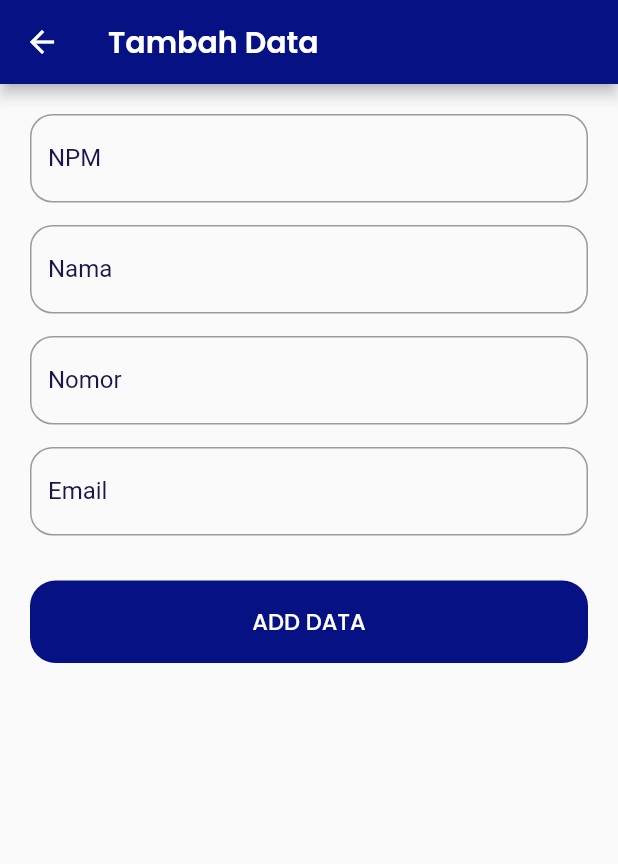
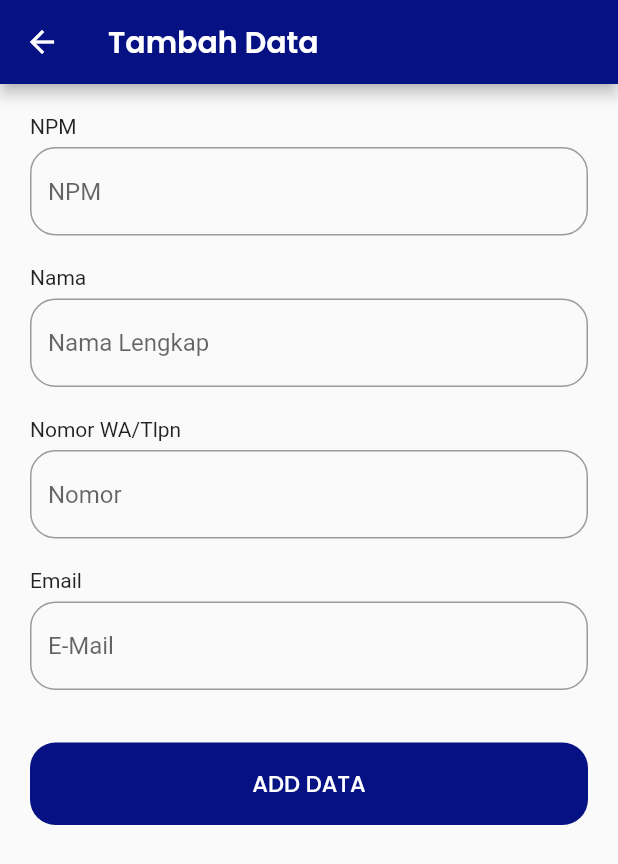
Before and after one commit to al-chakim/GetX-API, a Flutter app: the Add screen opened by its route, on a phone screen of 412 x 824 dp. Shown: the top 864 px of the screen. Run offline on Flutter 3.47's test engine with Material 2 defaults, Android fonts, the phone set to English and light mode, and no system bars; our stand-ins replace get, google_fonts.

Commit message:
pake component form and button

```diff
--- a/lib/controllers/dataC.dart
+++ b/lib/controllers/dataC.dart
@@ -1,6 +1,7 @@
 import 'package:flutter/material.dart';
 import 'package:get/get.dart';
 import 'package:getx_api/models/data.dart';
+import 'package:getx_api/ui/themes/color.dart';
 
 class DatasC extends GetxController {
   var datas = List<Data>.empty().obs;
@@ -71,10 +72,21 @@ class DatasC extends GetxController {
   Future<bool> delete(String id) async {
     bool _deleted = false;
     await Get.defaultDialog(
+      buttonColor: Colors.white,
+      backgroundColor: bitu,
+      cancelTextColor: Colors.white,
+      contentPadding: const EdgeInsets.all(20),
       title: "DELETE",
+      titleStyle: const TextStyle(
+        color: Colors.white,
+      ),
+      titlePadding: const EdgeInsets.only(top: 20),
       middleText: "Apakah anda yakin akan menghapus data ini?",
+      middleTextStyle: const TextStyle(
+        color: Colors.white,
+      ),
       textConfirm: "Ya",
-      confirmTextColor: Colors.white,
+      confirmTextColor: Colors.red,
       onConfirm: () {
         datas.removeWhere((element) => element.id == id);
         _deleted = true;
@@ -82,6 +94,15 @@ class DatasC extends GetxController {
       },
       textCancel: "Tidak",
     );
+
+    // await Get.dialog(
+    //   AlertDialog(
+    //     title: Text('Judul'),
+    //     content: Text('Isi pesan'),
+    //     actions: [],
+    //   ),
+    // );
+
     return _deleted;
   }
 }
--- a/lib/ui/componens/button.dart
+++ b/lib/ui/components/button.dart
@@ -1,5 +1,5 @@
 import 'package:flutter/material.dart';
-import 'package:getx_api/ui/colors/color.dart';
+import 'package:getx_api/ui/themes/color.dart';
 
 class CustomButton extends StatelessWidget {
   final String title;
--- a/lib/ui/componens/form.dart
+++ b/lib/ui/components/form.dart
@@ -1,7 +1,7 @@
 import 'package:flutter/material.dart';
 import 'package:getx_api/controllers/addC.dart';
 import 'package:getx_api/controllers/dataC.dart';
-import 'package:getx_api/ui/colors/color.dart';
+import 'package:getx_api/ui/themes/color.dart';
 import 'package:get/get.dart';
 
 class CustomForm extends StatelessWidget {
--- a/lib/ui/pages/add.dart
+++ b/lib/ui/pages/add.dart
@@ -2,8 +2,9 @@ import 'package:flutter/material.dart';
 import 'package:get/get.dart';
 import 'package:getx_api/controllers/addC.dart';
 import 'package:getx_api/controllers/dataC.dart';
-import 'package:getx_api/ui/colors/color.dart';
-import 'package:getx_api/ui/componens/button.dart';
+import 'package:getx_api/ui/components/form.dart';
+import 'package:getx_api/ui/themes/color.dart';
+import 'package:getx_api/ui/components/button.dart';
 // import 'package:getx_api/ui/componens/form.dart';
 
 class Add extends StatelessWidget {
@@ -29,121 +30,106 @@ class Add extends StatelessWidget {
               padding: const EdgeInsets.all(20),
               child: Column(
                 children: [
-                  TextField(
-                    cursorColor: item,
-                    controller: addp.npmC,
-                    autocorrect: false,
-                    decoration: InputDecoration(
-                      labelText: 'NPM',
-                      labelStyle: TextStyle(color: item),
-                      border: OutlineInputBorder(
-                        borderRadius: BorderRadius.circular(15),
-                      ),
-                      focusedBorder: OutlineInputBorder(
-                        borderRadius: BorderRadius.circular(defaultRadius),
-                        borderSide: BorderSide(color: bitu),
-                      ),
-                    ),
-                  ),
-                  SizedBox(
-                    height: 15,
-                  ),
-                  TextField(
-                    cursorColor: item,
-                    controller: addp.namaC,
-                    autocorrect: false,
-                    decoration: InputDecoration(
-                      labelText: 'Nama',
-                      labelStyle: TextStyle(color: item),
-                      border: OutlineInputBorder(
-                        borderRadius: BorderRadius.circular(15),
-                      ),
-                      focusedBorder: OutlineInputBorder(
-                        borderRadius: BorderRadius.circular(defaultRadius),
-                        borderSide: BorderSide(color: bitu),
-                      ),
-                    ),
-                  ),
-                  SizedBox(
-                    height: 15,
-                  ),
-                  TextField(
-                    cursorColor: item,
-                    controller: addp.nomerC,
-                    keyboardType: TextInputType.phone,
-                    autocorrect: false,
-                    decoration: InputDecoration(
-                      // hintText: 'NPM',
-                      labelText: 'Nomor',
-                      labelStyle: TextStyle(color: item),
-                      border: OutlineInputBorder(
-                        borderRadius: BorderRadius.circular(15),
-                      ),
-                      focusedBorder: OutlineInputBorder(
-                        borderRadius: BorderRadius.circular(defaultRadius),
-                        borderSide: BorderSide(color: bitu),
-                      ),
-                    ),
-                  ),
-                  SizedBox(
-                    height: 15,
-                  ),
-                  TextField(
-                    cursorColor: item,
-                    keyboardType: TextInputType.emailAddress,
-                    controller: addp.emailC,
-                    autocorrect: false,
-                    decoration: InputDecoration(
-                      // hintText: 'NPM',
-                      labelText: 'Email',
-                      labelStyle: TextStyle(color: item),
-                      border: OutlineInputBorder(
-                        borderRadius: BorderRadius.circular(15),
-                      ),
-                      focusedBorder: OutlineInputBorder(
-                        borderRadius: BorderRadius.circular(defaultRadius),
-                        borderSide: BorderSide(color: bitu),
-                      ),
-                    ),
-                    // onEditingComplete: () {
-                    //   datap.add(
-                    //     addp.npmC.text,
-                    //     addp.namaC.text,
-                    //     addp.nomerC.text,
-                    //     addp.emailC.text,
-                    //   );
-                    // },
-                  ),
-                  SizedBox(
-                    height: 15,
-                  ),
+                  // TextField(
+                  //   cursorColor: item,
+                  //   controller: addp.npmC,
+                  //   autocorrect: false,
+                  //   decoration: InputDecoration(
+                  //     labelText: 'NPM',
+                  //     labelStyle: TextStyle(color: item),
+                  //     border: OutlineInputBorder(
+                  //       borderRadius: BorderRadius.circular(15),
+                  //     ),
+                  //     focusedBorder: OutlineInputBorder(
+                  //       borderRadius: BorderRadius.circular(defaultRadius),
+                  //       borderSide: BorderSide(color: bitu),
+                  //     ),
+                  //   ),
+                  // ),
+                  // SizedBox(
+                  //   height: 15,
+                  // ),
+                  // TextField(
+                  //   cursorColor: item,
+                  //   controller: addp.namaC,
+                  //   autocorrect: false,
+                  //   decoration: InputDecoration(
+                  //     labelText: 'Nama',
+                  //     labelStyle: TextStyle(color: item),
+                  //     border: OutlineInputBorder(
+                  //       borderRadius: BorderRadius.circular(15),
+                  //     ),
+                  //     focusedBorder: OutlineInputBorder(
+                  //       borderRadius: BorderRadius.circular(defaultRadius),
+                  //       borderSide: BorderSide(color: bitu),
+                  //     ),
+                  //   ),
+                  // ),
+                  // SizedBox(
+                  //   height: 15,
+                  // ),
+                  // TextField(
+                  //   cursorColor: item,
+                  //   controller: addp.nomerC,
+                  //   keyboardType: TextInputType.phone,
+                  //   autocorrect: false,
+                  //   decoration: InputDecoration(
+                  //     // hintText: 'NPM',
+                  //     labelText: 'Nomor',
+                  //     labelStyle: TextStyle(color: item),
+                  //     border: OutlineInputBorder(
+                  //       borderRadius: BorderRadius.circular(15),
+                  //     ),
+                  //     focusedBorder: OutlineInputBorder(
+                  //       borderRadius: BorderRadius.circular(defaultRadius),
+                  //       borderSide: BorderSide(color: bitu),
+                  //     ),
+                  //   ),
+                  // ),
+                  // SizedBox(
+                  //   height: 15,
+                  // ),
+                  // TextField(
+                  //   cursorColor: item,
+                  //   keyboardType: TextInputType.emailAddress,
+                  //   controller: addp.emailC,
+                  //   autocorrect: false,
+                  //   decoration: InputDecoration(
+                  //     // hintText: 'NPM',
+                  //     labelText: 'Email',
+                  //     labelStyle: TextStyle(color: item),
+                  //     border: OutlineInputBorder(
+                  //       borderRadius: BorderRadius.circular(15),
+                  //     ),
+                  //     focusedBorder: OutlineInputBorder(
+                  //       borderRadius: BorderRadius.circular(defaultRadius),
+                  //       borderSide: BorderSide(color: bitu),
+                  //     ),
+                  //   ),
+                  // ),
 
                   // with component useless
 
-                  // CustomForm(
-                  //   title: "NPM",
-                  //   hintText: "NPM",
-                  //   controller: addP.npmC,
-                  // ),
-                  // CustomForm(
-                  //   title: "Nama",
-                  //   hintText: "Nama Lengkap",
-                  //   controller: addP.namaC,
-                  // ),
-                  // CustomForm(
-                  //   title: "Nomor WA/Tlpn",
-                  //   hintText: "Nomor",
-                  //   controller: addP.nomerC,
-                  // ),
-                  // CustomForm(
-                  //   title: "Email",
-                  //   hintText: "E-Mail",
-                  //   controller: addP.emailC,
-                  // ),
-                  // ElevatedButton(
-                  //   onPressed: () {},
-                  //   child: Text('ADD DATA'),
-                  // ),
+                  CustomForm(
+                    title: "NPM",
+                    hintText: "NPM",
+                    controller: addp.npmC,
+                  ),
+                  CustomForm(
+                    title: "Nama",
+                    hintText: "Nama Lengkap",
+                    controller: addp.namaC,
+                  ),
+                  CustomForm(
+                    title: "Nomor WA/Tlpn",
+                    hintText: "Nomor",
+                    controller: addp.nomerC,
+                  ),
+                  CustomForm(
+                    title: "Email",
+                    hintText: "E-Mail",
+                    controller: addp.emailC,
+                  ),
 
                   // Custom Button
                   CustomButton(
--- a/lib/ui/pages/detail.dart
+++ b/lib/ui/pages/detail.dart
@@ -1,6 +1,6 @@
 import 'package:flutter/material.dart';
 import 'package:get/get.dart';
-import 'package:getx_api/ui/colors/color.dart';
+import 'package:getx_api/ui/themes/color.dart';
 
 class Detail extends StatelessWidget {
   @override
--- a/lib/ui/pages/home.dart
+++ b/lib/ui/pages/home.dart
@@ -2,7 +2,7 @@ import 'package:flutter/material.dart';
 import 'package:get/get.dart';
 import 'package:getx_api/controllers/dataC.dart';
 import 'package:getx_api/routes/name.dart';
-import 'package:getx_api/ui/colors/color.dart';
+import 'package:getx_api/ui/themes/color.dart';
 
 class Home extends StatelessWidget {
   final datasC = Get.find<DatasC>();
@@ -50,8 +50,10 @@ class Home extends StatelessWidget {
                         title: Text("${datasC.datas[i].nama}"),
                         subtitle: Text("${datasC.datas[i].email}"),
                         trailing: IconButton(
-                          onPressed: () {},
-                          icon: Icon(
+                          onPressed: () {
+                            datasC.delete(datasC.datas[i].id);
+                          },
+                          icon: const Icon(
                             Icons.delete_forever,
                             color: Colors.red,
                           ),
```
Also changed, not shown: lib/ui/themes/color.dart (renamed from lib/ui/colors/color.dart).
